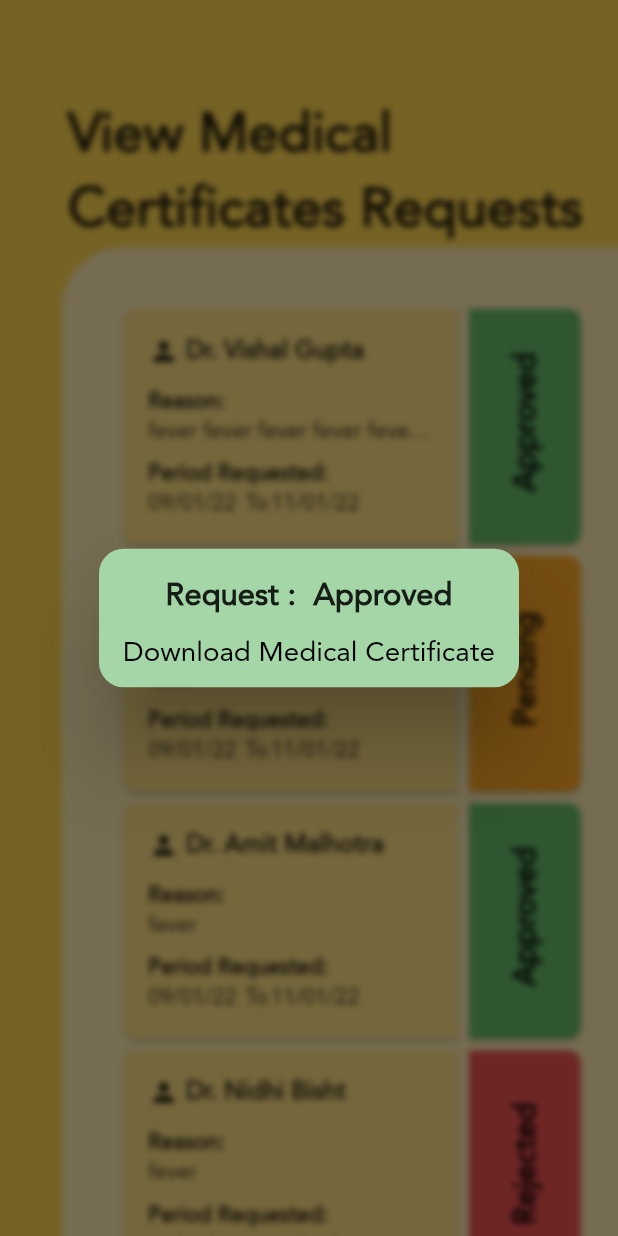
After one commit to vishal-zx/LNM-Medical-Dispensary-Flutter, a Flutter app: the ViewMedCertReqs screen opened by its route, after a tap on "Approved", on a phone screen of 412 x 824 dp. The commit adds this screen. Run offline on Flutter 3.47's test engine with Material 2 defaults, Android fonts, the phone set to English and light mode, and no system bars; our stand-ins replace firebase_core, page_transition, shared_preferences; accounts and stored records are empty.

Commit message:
viewMedCert Request ui done

```diff
--- a/lib/main.dart
+++ b/lib/main.dart
@@ -6,6 +6,7 @@ import 'package:lnm_medical_dispensary/pages/patient/book_appointment.dart';
 import 'package:lnm_medical_dispensary/pages/patient/home.dart';
 import 'package:lnm_medical_dispensary/pages/patient/request_med_cert.dart';
 import 'package:lnm_medical_dispensary/pages/patient/view_appointment_history.dart';
+import 'package:lnm_medical_dispensary/pages/patient/view_med_cert_reqs.dart';
 import 'package:lnm_medical_dispensary/pages/patient/view_medical_history.dart';
 import 'package:lnm_medical_dispensary/pages/register.dart';
 import 'package:lnm_medical_dispensary/utils/routes.dart';
@@ -96,6 +97,7 @@ class _MyAppState extends State<MyApp> {
         MyRoutes.checkAppHistory: (context) => const CheckAppointHistory(),
         MyRoutes.viewMedHis: (context) => const ViewMedHis(),
         MyRoutes.reqMedCert: (context) => const RequestMedCert(),
+        MyRoutes.viewMedCertReqs: (context) => const ViewMedCertReqs(),
       },
     );
   }
--- a/lib/pages/patient/home.dart
+++ b/lib/pages/patient/home.dart
@@ -8,6 +8,7 @@ import 'package:lnm_medical_dispensary/pages/login.dart';
 import 'package:lnm_medical_dispensary/pages/patient/book_appointment.dart';
 import 'package:lnm_medical_dispensary/pages/patient/request_med_cert.dart';
 import 'package:lnm_medical_dispensary/pages/patient/view_appointment_history.dart';
+import 'package:lnm_medical_dispensary/pages/patient/view_med_cert_reqs.dart';
 import 'package:lnm_medical_dispensary/pages/patient/view_medical_history.dart';
 import 'package:page_transition/page_transition.dart';
 
@@ -24,7 +25,7 @@ class _PatientHomeState extends State<PatientHome> {
       {'View Appointments History': const CheckAppointHistory()},
       {'View Medical History': const ViewMedHis()},
       {'Request Medical Certificate': const RequestMedCert()},
-      {'View Medical\nCertificates History': const Login()},
+      {'View Medical\nCertificates History': const ViewMedCertReqs()},
       {'Update Profile': const Login()},
       {'Submit Feedback': const Login()},
       {'Logout': const Login()},
--- /dev/null
+++ b/lib/pages/patient/view_med_cert_reqs.dart
@@ -0,0 +1,359 @@
+import 'dart:core';
+import 'dart:ui';
+import 'package:flutter/material.dart';
+import 'package:flutter/rendering.dart';
+import 'package:flutter/widgets.dart';
+import 'package:intl/intl.dart';
+import 'package:page_transition/page_transition.dart';
+
+import '../login.dart';
+
+class ViewMedCertReqs extends StatefulWidget {
+  const ViewMedCertReqs({ Key? key }) : super(key: key);
+
+  @override
+  _ViewMedCertReqsState createState() => _ViewMedCertReqsState();
+}
+
+enum CertStatus {
+  none,
+  approved,
+  pending,
+  rejected,
+}
+
+class MedCertRequests{
+  String doctor = "";
+  DateTime fromDate = DateTime.now();
+  DateTime toDate = DateTime.now();
+  CertStatus status = CertStatus.none;
+  String reason = "";
+  String certUrl = "";
+
+  MedCertRequests(this.doctor, this.fromDate, this.toDate, this.status, this.reason, this.certUrl);
+}
+
+class _ViewMedCertReqsState extends State<ViewMedCertReqs> {
+  final formKey = GlobalKey<FormState>();
+
+  List<MedCertRequests> medCertsReqs = [
+      MedCertRequests('Vishal Gupta', DateTime.now(), DateTime.now().add(const Duration(days:2)), CertStatus.approved, 'fever fever fever fever fever fever', ''),
+      MedCertRequests('Chand Singh', DateTime.now(), DateTime.now().add(const Duration(days:2)), CertStatus.pending, 'fever', ''),
+      MedCertRequests('Amit Malhotra', DateTime.now(), DateTime.now().add(const Duration(days:2)), CertStatus.approved, 'fever', ''),
+      MedCertRequests('Nidhi Bisht', DateTime.now(), DateTime.now().add(const Duration(days:2)), CertStatus.rejected, 'fever', ''),
+      MedCertRequests('Vishal Gupta', DateTime.now(), DateTime.now().add(const Duration(days:2)), CertStatus.pending, 'fever', ''),
+      MedCertRequests('Chand Singh', DateTime.now(), DateTime.now().add(const Duration(days:2)), CertStatus.approved, 'fever', ''),
+      MedCertRequests('Amit Malhotra', DateTime.now(), DateTime.now().add(const Duration(days:2)), CertStatus.rejected, 'fever', ''),
+      MedCertRequests('Nidhi Bisht', DateTime.now(), DateTime.now().add(const Duration(days:2)), CertStatus.rejected, 'fever', ''),
+      MedCertRequests('Vishal Gupta', DateTime.now(), DateTime.now().add(const Duration(days:2)), CertStatus.pending, 'fever', ''),
+      MedCertRequests('Chand Singh', DateTime.now(), DateTime.now().add(const Duration(days:2)), CertStatus.approved, 'fever', ''),
+      MedCertRequests('Amit Malhotra', DateTime.now(), DateTime.now().add(const Duration(days:2)), CertStatus.rejected, 'fever', ''),
+      MedCertRequests('Nidhi Bisht', DateTime.now(), DateTime.now().add(const Duration(days:2)), CertStatus.approved, 'fever', ''),
+      MedCertRequests('Vishal Gupta', DateTime.now(), DateTime.now().add(const Duration(days:2)), CertStatus.pending, 'fever', ''),
+      MedCertRequests('Chand Singh', DateTime.now(), DateTime.now().add(const Duration(days:2)), CertStatus.rejected, 'fever', ''),
+      MedCertRequests('Amit Malhotra', DateTime.now(), DateTime.now().add(const Duration(days:2)), CertStatus.approved, 'fever', ''),
+      MedCertRequests('Nidhi Bisht', DateTime.now(), DateTime.now().add(const Duration(days:2)), CertStatus.pending, 'fever', ''),
+      MedCertRequests('Vishal Gupta', DateTime.now(), DateTime.now().add(const Duration(days:2)), CertStatus.approved, 'fever', ''),
+      MedCertRequests('Chand Singh', DateTime.now(), DateTime.now().add(const Duration(days:2)), CertStatus.rejected, 'fever', ''),
+      MedCertRequests('Amit Malhotra', DateTime.now(), DateTime.now().add(const Duration(days:2)), CertStatus.approved, 'fever', ''),
+      MedCertRequests('Nidhi Bisht', DateTime.now(), DateTime.now().add(const Duration(days:2)), CertStatus.approved, 'fever', ''),
+  ];
+
+  @override
+  void initState(){
+    super.initState();
+  }
+
+  @override
+  Widget build(BuildContext context) {
+    var mqh = MediaQuery.of(context).size.height;
+    var mqw = MediaQuery.of(context).size.width;
+    return GestureDetector(
+      onTap: () => FocusManager.instance.primaryFocus?.unfocus(),
+      child: Scaffold(
+        backgroundColor: Colors.amber[300],
+        body: SafeArea(
+          child: SingleChildScrollView( // REMEMBER TO REMOVE THIS WIDGET
+            child: Container(
+              alignment: Alignment.bottomRight,
+              height: mqh-MediaQuery.of(context).padding.top,
+              width: mqw,
+              child: Column(
+                crossAxisAlignment: CrossAxisAlignment.center,
+                mainAxisSize: MainAxisSize.max,
+                mainAxisAlignment: MainAxisAlignment.end,
+                children: [
+                  Container(
+                    alignment: Alignment.topLeft,
+                    padding: EdgeInsets.only(left:mqw*0.11),
+                    child: Text(
+                      "View Medical Certificates Requests",
+                      style:TextStyle(
+                        fontSize: mqh*0.044,
+                        fontWeight: FontWeight.bold,
+                        color: Colors.black87,
+                      )
+                    )
+                  ),
+                  Container(
+                    alignment: Alignment.bottomRight,
+                    child: Stack(
+                      clipBehavior: Clip.none,
+                      children: [
+                        Container(
+                          decoration: BoxDecoration(
+                            color: Colors.amber[100],
+                            borderRadius: BorderRadius.only(
+                              topLeft: Radius.circular(mqh*0.05),
+                            )
+                          ),
+                          alignment: Alignment.bottomRight,
+                          width: mqw*0.9,
+                          height: mqh*0.8,
+                          child: SizedBox(
+                            width: mqw*0.88,
+                            height: mqh*0.755,
+                            child: SingleChildScrollView(
+                              child: Column(
+                                children:[
+                                  Container(
+                                    padding: EdgeInsets.only(left:mqw*0.05, right:mqw*0.02),
+                                    width: mqw*0.84,
+                                    height: mqh*0.755,
+                                    child: ListView.builder(
+                                      physics: const BouncingScrollPhysics(),
+                                      itemCount: medCertsReqs.length,
+                                      itemBuilder: (context, index){
+                                        return Row(
+                                          mainAxisAlignment:MainAxisAlignment.start,
+                                          children: [
+                                            SizedBox(
+                                              height:mqh*0.2,
+                                              child: Card(
+                                                shape: RoundedRectangleBorder(
+                                                  borderRadius: BorderRadius.horizontal(left: Radius.circular(mqh*0.01))
+                                                ),
+                                                color: Colors.amber[200],
+                                                child: SingleChildScrollView(
+                                                  child: Container(
+                                                    padding: EdgeInsets.all(mqw*0.04),
+                                                    child: Row(
+                                                      children: [
+                                                        SizedBox(
+                                                          width: mqw*0.46,
+                                                          child: Column(
+                                                            mainAxisAlignment: MainAxisAlignment.start,
+                                                            crossAxisAlignment: CrossAxisAlignment.start,
+                                                            children: [
+                                                              Row(
+                                                                children: [
+                                                                  Icon(
+                                                                    Icons.person,
+                                                                    size: mqh*0.025
+                                                                  ),
+                                                                  Text(
+                                                                    " Dr. "+medCertsReqs[index].doctor,
+                                                                    textAlign: TextAlign.center,
+                                                                    style:TextStyle(
+                                                                      fontSize: mqw*0.04,
+                                                                      fontWeight: FontWeight.bold,
+                                                                      color: Colors.black87,
+                                                                    )
+                                                                  ),
+                                                                ],
+                                                              ),
+                                                              SizedBox(
+                                                                height: mqh*0.015,
+                                                              ),
+                                                              Column(
+                                                                crossAxisAlignment: CrossAxisAlignment.start,
+                                                                children:[
+                                                                  Text(
+                                                                    "Reason: ",
+                                                                    style:TextStyle(
+                                                                      fontSize: mqw*0.035,
+                                                                      fontWeight: FontWeight.bold,
+                                                                      color: Colors.black87,
+                                                                    )
+                                                                  ),
+                                                                  Text(
+                                                                    medCertsReqs[index].reason,
+                                                                    softWrap: true,
+                                                                    maxLines: 1,
+                                                                    overflow: TextOverflow.ellipsis,
+                                                                    style:TextStyle(
+                                                                      fontSize: mqw*0.035,
+                                                                      color: Colors.black87,
+                                                                    )
+                                                                  ),
+                                                                  SizedBox(
+                                                                    height: mqh*0.01,
+                                                                  ),
+                                                                  Column(
+                                                                    crossAxisAlignment: CrossAxisAlignment.start,
+                                                                    children: [
+                                                                      Text(
+                                                                        "Period Requested:",
+                                                                        textAlign: TextAlign.center,
+                                                                        style:TextStyle(
+                                                                          fontSize: mqw*0.035,
+                                                                          fontWeight: FontWeight.bold,
+                                                                          color: Colors.black87,
+                                                                        )
+                                                                      ),
+                                                                      Row(
+                                                                        children: [
+                                                                          Text(
+                                                                            DateFormat("dd/MM/yy").format(medCertsReqs[index].fromDate),
+                                                                            textAlign: TextAlign.center,
+                                                                            style:TextStyle(
+                                                                              fontSize: mqw*0.035,
+                                                                              color: Colors.black87,
+                                                                            )
+                                                                          ),
+                                                                          Text(
+                                                                            " To ",
+                                                                            textAlign: TextAlign.center,
+                                                                            style:TextStyle(
+                                                                              fontSize: mqw*0.035,
+                                                                              color: Colors.black87,
+                                                                            )
+                                                                          ),
+                                                                          Text(
+                                                                            DateFormat("dd/MM/yy").format(medCertsReqs[index].toDate),
+                                                                            textAlign: TextAlign.center,
+                                                                            style:TextStyle(
+                                                                              fontSize: mqw*0.035,
+                                                                              color: Colors.black87,
+                                                                            )
+                                                                          ),
+                                                                        ],
+                                                                      ),
+                                                                    ],
+                                                                  ),
+                                                                ]
+                                                              ),
+                                                            ],
+                                                          ),
+                                                        ),
+                                                      ],
+                                                    ),
+                                                  ),
+                                                ),
+                                              )
+                                            ),
+                                            GestureDetector(
+                                              onTap: () {
+                                                showDialog(
+                                                  context: context,
+                                                  builder: (BuildContext context) {
+                                                    return BackdropFilter(
+                                                      filter: ImageFilter.blur(sigmaX: 2, sigmaY: 2),
+                                                      child: AlertDialog(
+                                                        shape: RoundedRectangleBorder(
+                                                          borderRadius: BorderRadius.circular(mqh*0.02),
+                                                        ),
+                                                        backgroundColor: (medCertsReqs[index].status == CertStatus.approved)?Colors.green[200]:
+                                                          (medCertsReqs[index].status == CertStatus.rejected)?Colors.red[200]:Colors.orange[200],
+                                                        title: Text(
+                                                          'Request : '+((medCertsReqs[index].status == CertStatus.approved)?" Approved":
+                                                          (medCertsReqs[index].status == CertStatus.rejected)?" Rejected":" Pending"),
+                                                          textAlign: TextAlign.center,
+                                                          style: TextStyle(
+                                                            fontSize: mqw*0.05,
+                                                            fontWeight: FontWeight.bold
+                                                          ),
+                                                        ),
+                                                        titlePadding: EdgeInsets.only(top: mqh*0.02),
+                                                        contentPadding: EdgeInsets.zero,
+                                                        actionsPadding: (medCertsReqs[index].status == CertStatus.approved)?EdgeInsets.zero:EdgeInsets.only(bottom: mqh*0.015),
+                                                        actionsAlignment: MainAxisAlignment.center,
+                                                        actions: <Widget>[
+                                                          if(medCertsReqs[index].status == CertStatus.approved)
+                                                            TextButton(
+                                                            child: Text(
+                                                              "Download Medical Certificate",
+                                                              style: TextStyle(
+                                                                fontSize: mqw*0.045,
+                                                                color: Colors.black,
+                                                              ),
+                                                              textAlign: TextAlign.center,
+                                                            ),
+                                                            onPressed: () {
+
+                                                            },
+                                                          ),
+                                                          if(medCertsReqs[index].status == CertStatus.pending)
+                                                            Text(
+                                                              "Your request is still pending !",
+                                                              style: TextStyle(
+                                                                fontSize: mqw*0.045,
+                                                                color: Colors.black,
+                                                              ),
+                                                              textAlign: TextAlign.center,
+                                                            ),
+                                                          if(medCertsReqs[index].status == CertStatus.rejected)
+                                                            Text(
+                                                              "Sorry, your request was rejected by the doctor.",
+                                                              style: TextStyle(
+                                                                fontSize: mqw*0.045,
+                                                                color: Colors.black,
+                                                              ),
+                                                              textAlign: TextAlign.center,
+                                                            ),
+                                                        ]
+                                                      ),
+                                                    );
+                                                  },
+                                                );
+                                              },
+                                              child: SizedBox(
+                                                height:mqh*0.2,
+                                                width: mqw*0.2,
+                                                child: Card(
+                                                  shape: RoundedRectangleBorder(
+                                                    borderRadius: BorderRadius.horizontal(right: Radius.circular(mqh*0.01))
+                                                  ),
+                                                  color: (medCertsReqs[index].status == CertStatus.approved)?Colors.green[400]:
+                                                          (medCertsReqs[index].status == CertStatus.rejected)?Colors.red[400]:Colors.orange[400],
+                                                  child: Container(
+                                                    alignment: Alignment.center,
+                                                    child: RotatedBox(
+                                                      quarterTurns: 3,
+                                                      child: Text(
+                                                        (medCertsReqs[index].status == CertStatus.approved)?" Approved":
+                                                        (medCertsReqs[index].status == CertStatus.rejected)?" Rejected":" Pending",
+                                                        textAlign: TextAlign.center,
+                                                        style:TextStyle(
+                                                          fontSize: mqw*0.05,
+                                                          fontWeight: FontWeight.bold,
+                                                          color: Colors.black,
+                                                        )
+                                                      ),
+                                                    ),
+                                                  ),
+                                                )
+                                              ),
+                                            )
+                                          ],
+                                        );
+                                      }
+                                    ),
+                                  ),
+                                ]
+                              )
+                            ),
+                          ),
+                        ),
+                      ],
+                    ),
+                  ),
+                ],
+              ),
+            ),
+          ),
+        )
+      ),
+    );
+  }
+}
--- a/lib/utils/routes.dart
+++ b/lib/utils/routes.dart
@@ -7,4 +7,5 @@ class MyRoutes {
   static String checkAppHistory = "/checkAppHis";
   static String viewMedHis = "/viewMedHis";
   static String reqMedCert = "/reqMedCert";
+  static String viewMedCertReqs = "/viewMedCertReqs";
 }
```
